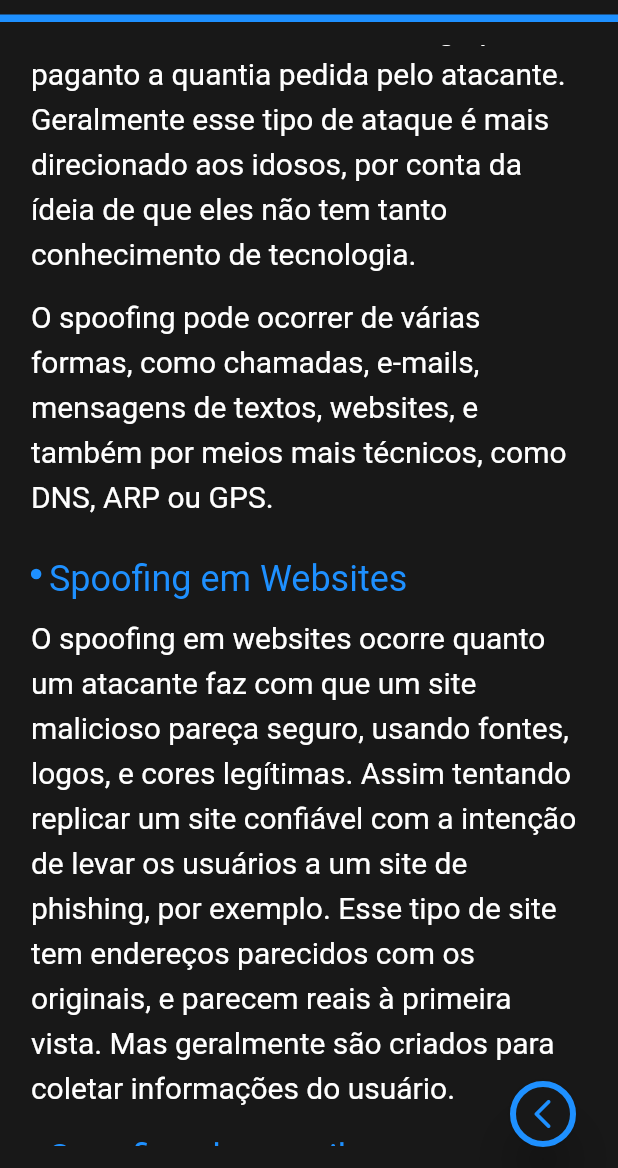
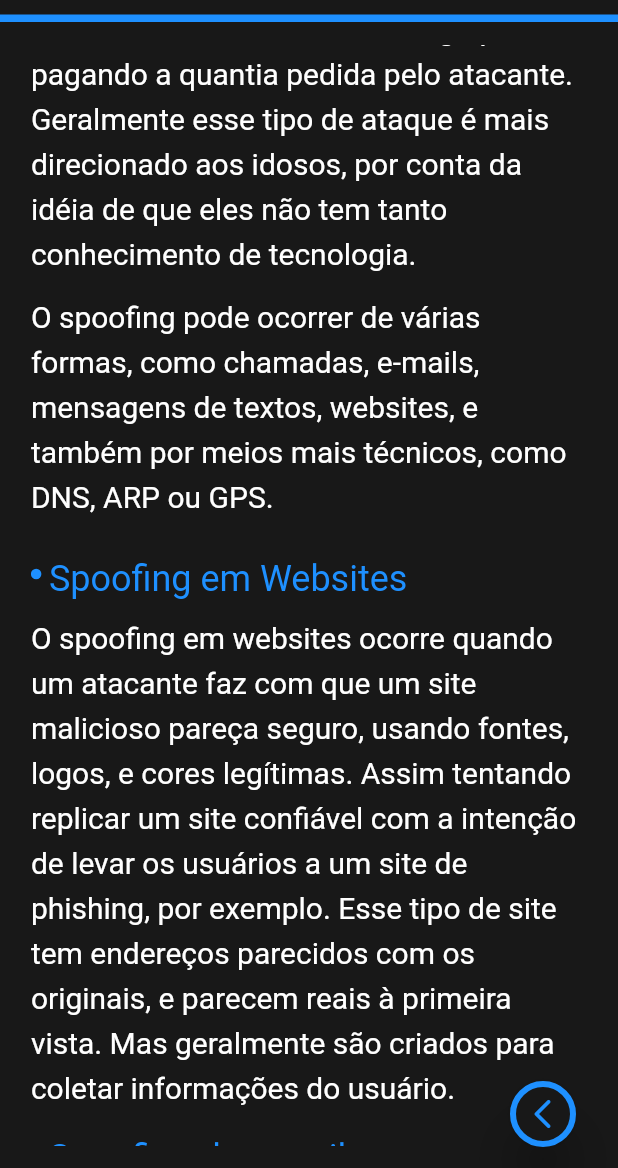
Before and after one commit to alxdi4z/marlim-azul, a Flutter app: the SpoofingBlogPage widget shown alone on an empty page, opened directly, scrolled down 576 dp, on a phone screen of 412 x 824 dp, the part 68-1236 px from its top. Run offline on Flutter 3.47's test engine with Material 2 defaults, Android fonts, the phone set to English and light mode, and no system bars; our stand-ins replace device_info_plus, email_validator, location.

Commit message:
Erros gramaticais corrigidos

```diff
--- a/lib/pages/blog_pages/spoofing_blog_page.dart
+++ b/lib/pages/blog_pages/spoofing_blog_page.dart
@@ -52,9 +52,9 @@ class _SpoofingBlogPageState extends State<SpoofingBlogPage> {
                       "ligação de um desconhecido dizendo que um parente próximo "
                       "foi sequestrado, pedindo que seja pago o resgate. Muitas "
                       "pessoas ao ter a idéia de um parente em um estado como esse "
-                      "acabam caindo no golpe e paganto a quantia pedida pelo atacante.\n"
+                      "acabam caindo no golpe e pagando a quantia pedida pelo atacante.\n"
                       "Geralmente esse tipo de ataque é mais direcionado aos idosos, "
-                      "por conta da ídeia de que eles não tem tanto conhecimento de "
+                      "por conta da idéia de que eles não tem tanto conhecimento de "
                       "tecnologia.")
             ], Colors.white, const EdgeInsets.only(bottom: 12)),
             TextConstructor.Paragraph(const [
@@ -71,7 +71,7 @@ class _SpoofingBlogPageState extends State<SpoofingBlogPage> {
             TextConstructor.Paragraph(const [
               TextSpan(
                   text:
-                      "O spoofing em websites ocorre quanto um atacante faz com que um site "
+                      "O spoofing em websites ocorre quando um atacante faz com que um site "
                       "malicioso pareça seguro, usando fontes, logos, e cores legítimas. "
                       "Assim tentando replicar um site confiável com a intenção de levar "
                       "os usuários a um site de phishing, por exemplo. Esse tipo de site "
@@ -87,10 +87,10 @@ class _SpoofingBlogPageState extends State<SpoofingBlogPage> {
                   text:
                       "O spoofing de e-mail ocorre quando um atacante envia e-mails "
                       "com endereços de remetentes falsos, com a intenção de pedir "
-                      "dinheiro, roubar informações, ou até infectar a maquina com "
+                      "dinheiro, roubar informações, ou até infectar a máquina com "
                       "algum tipo de malware. Esses remetentes falsos são criados "
                       "para parecer com alguém conhecido da vítima, sendo um colega "
-                      "ou até alguém da empresa da vítima. Esses endereços de e-mails "
+                      "ou até alguém da empresa. Esses endereços de e-mails "
                       "geralmente contém pequenas diferenças quando comparados com o "
                       "original, como por exemplo, letras alternadas, números, ou "
                       "caracteres especiais.")
--- a/lib/widgets/TextConstructor.dart
+++ b/lib/widgets/TextConstructor.dart
@@ -2,7 +2,7 @@ import 'package:flutter/material.dart';
 import 'package:marlinazul_frontend/constants.dart';
 
 class TextConstructor {
-  static Widget MainTitle(String text, Color color, EdgeInsetsGeometry padding) => Padding(
+  static Widget MainTitle(String text, Color color, EdgeInsetsGeometry padding) => Container(
         padding: padding,
         child: Center(
           child: Text(
@@ -15,10 +15,13 @@ class TextConstructor {
         ),
       );
 
-  static Widget Subtitle(List<TextSpan> listText, Color color, EdgeInsetsGeometry padding) => Padding(
+  static Widget Subtitle(List<TextSpan> listText, Color color, EdgeInsetsGeometry padding) => Container(
       padding: padding,
-      child: Row(
-        crossAxisAlignment: CrossAxisAlignment.center,
+      alignment: Alignment.topLeft,
+      child: Wrap(
+        direction: Axis.horizontal,
+        crossAxisAlignment: WrapCrossAlignment.center,
+        alignment: WrapAlignment.start,
         children: [
           CircleAvatar(
             radius: 3.5,
@@ -34,7 +37,7 @@ class TextConstructor {
         ],
       ));
 
-  static Widget Paragraph(List<TextSpan> listText, Color color, EdgeInsetsGeometry padding) => Padding(
+  static Widget Paragraph(List<TextSpan> listText, Color color, EdgeInsetsGeometry padding) => Container(
       padding: padding,
       child: RichText(
           textAlign: TextAlign.start,
```
